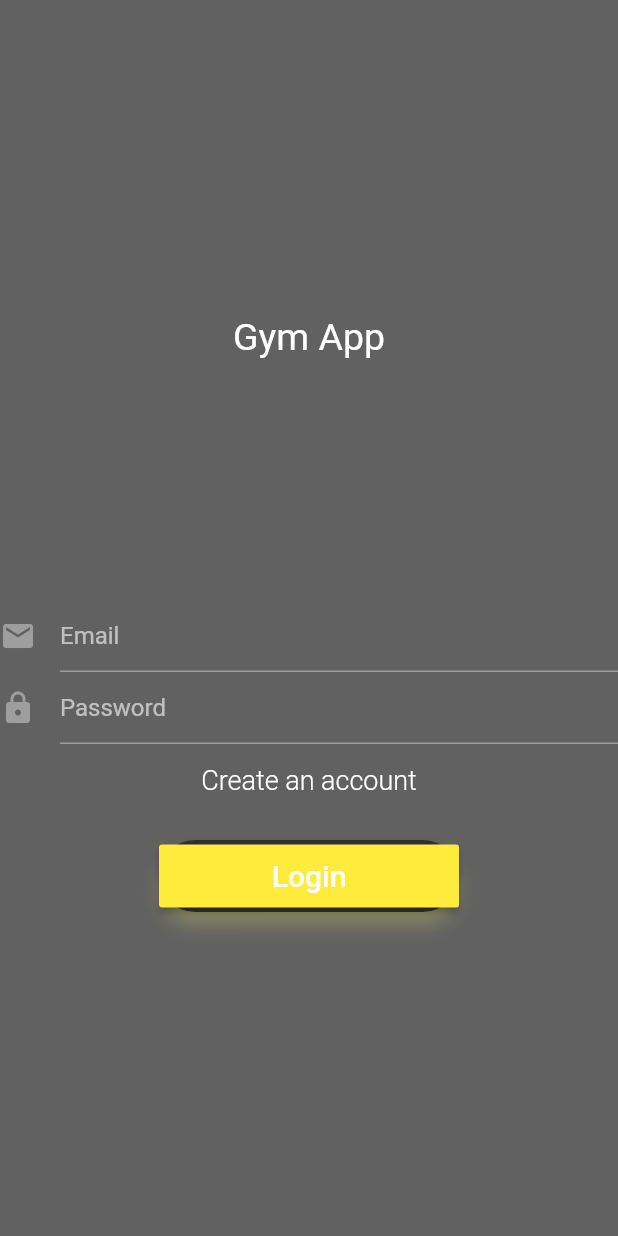
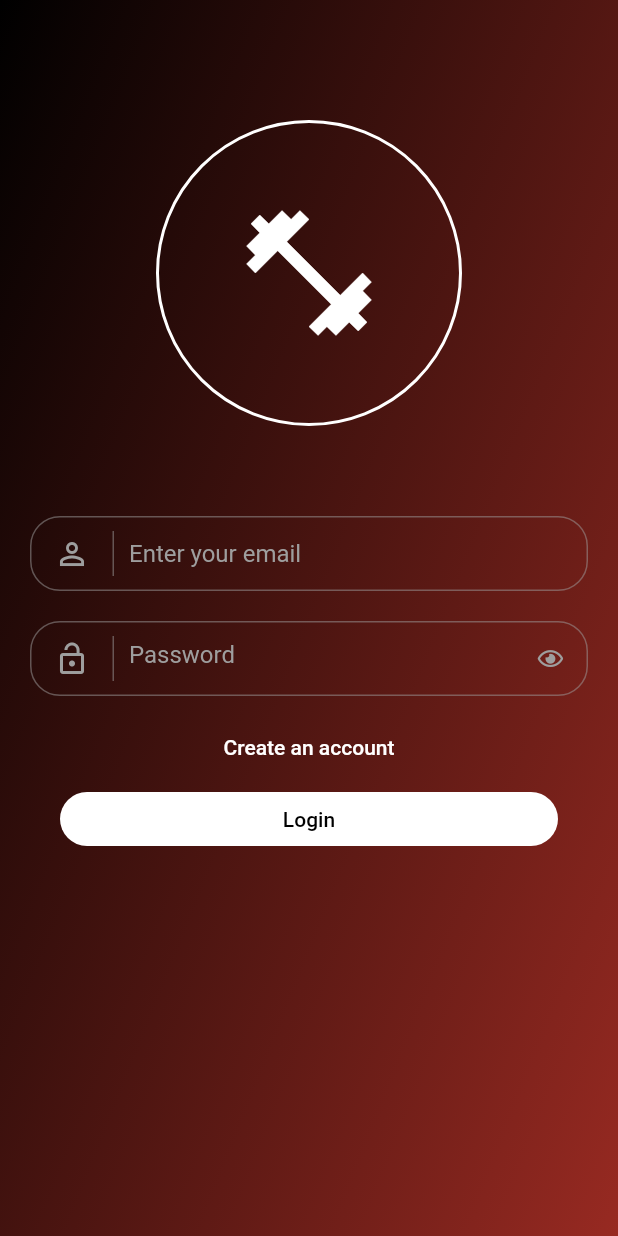
Before and after one commit to yashdhume/Gym_App, a Flutter app: the screen it shows after launch, on a phone screen of 412 x 824 dp. Run offline on Flutter 3.47's test engine with Material 2 defaults, Android fonts, the phone set to English and light mode, and no system bars; our stand-ins replace cloud_firestore, firebase_auth, flutter_redux, font_awesome_flutter, redux; accounts and stored records are empty.

Commit message:
Changed Deign of the Login Page

```diff
--- a/lib/ui/login_page.dart
+++ b/lib/ui/login_page.dart
@@ -1,19 +1,28 @@
 import 'package:flutter/material.dart';
 import 'package:gym_app/data/auth.dart';
-class LoginPage extends StatefulWidget{
+import 'package:flutter/services.dart';
+import 'package:font_awesome_flutter/font_awesome_flutter.dart';
+
+class LoginPage extends StatefulWidget {
   final AuthImpl auth;
   final VoidCallback onSignedIn;
+
   LoginPage({this.auth, this.onSignedIn});
+
   @override
   _LoginPage createState() => new _LoginPage();
 }
-enum FormMode { SIGNIN, SIGNUP}
-class _LoginPage extends State<LoginPage>{
+
+enum FormMode { SIGNIN, SIGNUP }
+
+class _LoginPage extends State<LoginPage> {
   final formKey = new GlobalKey<FormState>();
   FormMode _formMode = FormMode.SIGNIN;
   String _email, _password;
+
   void _signUp() {
     formKey.currentState.reset();
+    _errorMessage = "";
     setState(() {
       _formMode = FormMode.SIGNUP;
     });
@@ -21,10 +30,12 @@ class _LoginPage extends State<LoginPage>{
 
   void _signIn() {
     formKey.currentState.reset();
+    _errorMessage = "";
     setState(() {
       _formMode = FormMode.SIGNIN;
     });
   }
+
   bool validateAndSave() {
     final form = formKey.currentState;
     if (form.validate()) {
@@ -33,133 +44,289 @@ class _LoginPage extends State<LoginPage>{
     }
     return false;
   }
+  bool _isIos;
+
   void validateAndSubmit() async {
+    setState(() {
+      _errorMessage = "";
+      _isLoading = true;
+    });
     if (validateAndSave()) {
       try {
         if (_formMode == FormMode.SIGNIN) {
-          String userId =
-          await widget.auth.signIn(_email, _password);
+          String userId = await widget.auth.signIn(_email, _password);
           print('Signed in: $userId');
         } else {
-          String userId = await widget.auth
-              .signUp(_email, _password);
+          String userId = await widget.auth.signUp(_email, _password);
           print('Signed up user: $userId');
         }
+        setState(() {
+          _isLoading = false;
+        });
+
         widget.onSignedIn();
       } catch (e) {
         print('Error: $e');
+        setState(() {
+          _isLoading = false;
+          if (_isIos) {
+            _errorMessage = e.details;
+          } else
+            _errorMessage = e.message;
+        });
       }
     }
   }
-  Widget _logo(){
-    return Container(
-        height: 200,
-        padding: EdgeInsets.all(10.0),
-        child: Text('Gym App',
-          style: TextStyle(
-            fontSize: 25,
+  @override
+  void initState() {
+    _errorMessage = "";
+    _isLoading = false;
+    super.initState();
+  }
+  Widget _showCircularProgress(){
+    if (_isLoading) {
+      return Center(child: CircularProgressIndicator());
+    } return Container(height: 0.0, width: 0.0,);
+
+  }
+  Widget _logo() {
+    return new Container(
+      child: CircleAvatar(
+        backgroundColor: Colors.transparent,
+        radius: 100,
+        child: new Icon(
+          Icons.fitness_center,
+          size: 100,
           color: Colors.white,
         ),
-        )
-    );
-  }
-  Widget _emailInput() {
-    return new TextFormField(
-      keyboardType: TextInputType.emailAddress,
-      autofocus: false,
-      decoration: new InputDecoration(
-          hintText: 'Email',
-          icon: new Icon(
-            Icons.mail,
-            color: Colors.grey,
-          )),
-      validator: (value) => value.isEmpty ? 'Email can\'t be empty' : null,
-      onSaved: (value) => _email = value,
+      ),
+      decoration: BoxDecoration(
+        border: Border.all(width: 2.0, color: Colors.white),
+        shape: BoxShape.circle,
+      ),
     );
   }
 
+  Widget _emailInput() {
+    return new Container(
+      decoration: BoxDecoration(
+        border: Border.all(
+          color: Colors.grey.withOpacity(0.5),
+          width: 1.0,
+        ),
+        borderRadius: BorderRadius.circular(20.0),
+      ),
+      margin: const EdgeInsets.symmetric(vertical: 10.0, horizontal: 20.0),
+      child: Row(
+        children: <Widget>[
+          new Padding(
+            padding: EdgeInsets.symmetric(vertical: 10.0, horizontal: 15.0),
+            child: Icon(
+              Icons.person_outline,
+              color: Colors.grey,
+            ),
+          ),
+          Container(
+            height: 30.0,
+            width: 1.0,
+            color: Colors.grey.withOpacity(0.5),
+            margin: const EdgeInsets.only(left: 00.0, right: 10.0),
+          ),
+          new Expanded(
+            child: TextFormField(
+              keyboardType: TextInputType.emailAddress,
+              autofocus: false,
+              decoration: InputDecoration(
+                border: InputBorder.none,
+                hintText: 'Enter your email',
+                hintStyle: TextStyle(color: Colors.grey),
+              ),
+              validator: (value) =>
+                  value.isEmpty ? 'Email can\'t be empty' : null,
+              onSaved: (value) => _email = value,
+            ),
+          )
+        ],
+      ),
+    );
+  }
+  bool _toggleObscureText = true;
   Widget _passwordInput() {
-    return new TextFormField(
-      obscureText: true,
+
+    return new Container(
+      decoration: BoxDecoration(
+        border: Border.all(
+          color: Colors.grey.withOpacity(0.5),
+          width: 1.0,
+        ),
+        borderRadius: BorderRadius.circular(20.0),
+      ),
+      margin: const EdgeInsets.symmetric(vertical: 10.0, horizontal: 20.0),
+      child: Row(
+        children: <Widget>[
+          new Padding(
+            padding: EdgeInsets.symmetric(vertical: 10.0, horizontal: 15.0),
+            child: Icon(
+              Icons.lock_open,
+              color: Colors.grey,
+            ),
+
+          ),
+          Container(
+            height: 30.0,
+            width: 1.0,
+            color: Colors.grey.withOpacity(0.5),
+            margin: const EdgeInsets.only(left: 00.0, right: 10.0),
+          ),
+          new Expanded(
+            child: TextFormField(
+              obscureText: _toggleObscureText,
               autofocus: false,
-      decoration: new InputDecoration(
+              decoration: InputDecoration(
+                border: InputBorder.none,
                 hintText: 'Password',
-          icon: new Icon(
-            Icons.lock,
+                hintStyle: TextStyle(color: Colors.grey),
+                suffixIcon: GestureDetector(
+                  onTap: (){
+                    setState(() {
+                      if(_toggleObscureText==true) _toggleObscureText=false;
+                      else _toggleObscureText=true;
+                    });
+                  },
+                  child: Icon(
+                    FontAwesomeIcons.eye,
+                    size: 15.0,
                     color: Colors.grey,
-          )),
+                  ),
+                ),
+              ),
               validator: (value) =>
               value.isEmpty ? 'Password can\'t be empty' : null,
               onSaved: (value) => _password = value,
+
+            ),
+          )
+        ],
+      ),
     );
   }
-  Widget _label() {
-    if (_formMode == FormMode.SIGNIN) {
-      return
-        new FlatButton(
-          child: new Text('Create an account',
-              style:
-              new TextStyle(fontSize: 18.0, fontWeight: FontWeight.w300)),
-          onPressed: _signUp,
+
+  Widget _newAccount(String option, var sign) {
+    return new Container(
+      //width: MediaQuery.of(context).size.width,
+      //margin: const EdgeInsets.only(left: 40.0, right: 40.0, top: 30.0),
+      child: new Row(
+        children: <Widget>[
+          new Expanded(
+            child: FlatButton(
+              shape: new RoundedRectangleBorder(
+                  borderRadius: new BorderRadius.circular(30.0)),
+              color: Colors.transparent,
+              child: Container(
+                //padding: const EdgeInsets.only(left: 20.0),
+                alignment: Alignment.center,
+                child: Text(
+                  option,
+                  style: TextStyle(color: Colors.white),
+                ),
+              ),
+              onPressed: sign,
+            ),
+          ),
+        ],
+      ),
+    );
+  }
+
+  Widget _newAccountCheck() {
+    if (_formMode == FormMode.SIGNIN)
+      return _newAccount('Create an account', _signUp);
+    else
+      return _newAccount('Have an account? Sign in', _signIn);
+  }
+
+  Widget _submitButton(String string) {
+    return new Container(
+      margin: const EdgeInsets.only(left: 40.0, right: 40.0),
+      child: new Row(
+        children: <Widget>[
+          new Expanded(
+            child: FlatButton(
+              shape: new RoundedRectangleBorder(
+                  borderRadius: new BorderRadius.circular(30.0)),
+              color: Colors.white,
+              child: Container(
+                //padding: const EdgeInsets.only(left: 20.0),
+                alignment: Alignment.center,
+                child: Text(
+                  string,
+                  style: TextStyle(color: Colors.black),
+                ),
+              ),
+              onPressed: validateAndSubmit,
+            ),
+          ),
+        ],
+      ),
+    );
+  }
+
+  Widget _submitButtonCheck() {
+    if (_formMode == FormMode.SIGNIN)
+      return _submitButton("Login");
+    else
+      return _submitButton("Create Account");
+  }
+  String _errorMessage;
+  bool _isLoading;
+  Widget _showErrorMessage() {
+    if (_errorMessage.length > 0 && _errorMessage != null) {
+      return new Text(
+        _errorMessage,
+        style: TextStyle(
+            fontSize: 13.0,
+            color: Colors.red,
+            height: 1.0,
+            fontWeight: FontWeight.w300),
       );
     } else {
-      return
-        new FlatButton(
-          child: new Text('Have an account? Sign in',
-              style:
-              new TextStyle(fontSize: 18.0, fontWeight: FontWeight.w300)),
-          onPressed: _signIn,
+      return new Container(
+        height: 0.0,
       );
     }
   }
-  Widget _submitButton() {
-    if (_formMode == FormMode.SIGNIN) {
-      return
-        new Padding(
-            padding: EdgeInsets.symmetric(vertical: 16.0),
-            child: new Material(
-                borderRadius: BorderRadius.circular(30.0),
-                shadowColor: Colors.yellowAccent.shade100,
-                elevation: 5.0,
-                child: new MaterialButton(
-                  minWidth: 200.0,
-                  height: 42.0,
-                  color: Colors.yellow,
-                  child: new Text('Login',
-                      style:
-                      new TextStyle(fontSize: 20.0, color: Colors.white)),
-                  onPressed: validateAndSubmit,
-                )));
-    } else {
-      return
-        new Padding(
-            padding: EdgeInsets.symmetric(vertical: 16.0),
-            child: new Material(
-                borderRadius: BorderRadius.circular(30.0),
-                shadowColor: Colors.yellowAccent.shade100,
-                elevation: 5.0,
-                child: new MaterialButton(
-                  minWidth: 200.0,
-                  height: 42.0,
-                  color: Colors.yellow,
-                  child: new Text('Create account',
-                      style:
-                      new TextStyle(fontSize: 20.0, color: Colors.white)),
-                  onPressed: validateAndSubmit,
-                )));
+
+
+  Widget build(BuildContext context) {
+    _isIos = Theme.of(context).platform == TargetPlatform.iOS;
+    return new Scaffold(
+        resizeToAvoidBottomPadding: false,
+      body: new GestureDetector(
+            onTap: () {
+              FocusScope.of(context).requestFocus(new FocusNode());
+              SystemChannels.textInput.invokeMethod('TextInput.hide');
+            },
+            child: new Container(
+                decoration: new BoxDecoration(
+                    gradient: new LinearGradient(
+                  begin: Alignment.topLeft,
+                  end: new Alignment(4, 0),
+                  colors: [Colors.black, Colors.red],
+                )),
+                child: new Form(
+                  key: formKey,
+                  child: new Column(
+                      //mainAxisAlignment: MainAxisAlignment.center,
+                      children: <Widget>[
+                        SizedBox(height: 80,),
+                        _logo(),
+                        SizedBox(height: 50),
+                        _emailInput(),
+                        _passwordInput(),
+                        _newAccountCheck(),
+                        _submitButtonCheck(),
+                        //_showErrorMessage(),
+                      ]),
+                ))));
   }
 }
-  @override
-  Widget build(BuildContext context) {
-    return new Scaffold(
-      backgroundColor: Colors.grey[700],
-      body: new Form(
-        key: formKey,
-        child: new Column(
-          mainAxisAlignment: MainAxisAlignment.center,
-          children: <Widget>[_logo(), _emailInput(), _passwordInput(), _label(), _submitButton()],
-        ),
-      ),
-    );
-  }
-}
```
Lines whose indentation alone changed are shown as unchanged.
